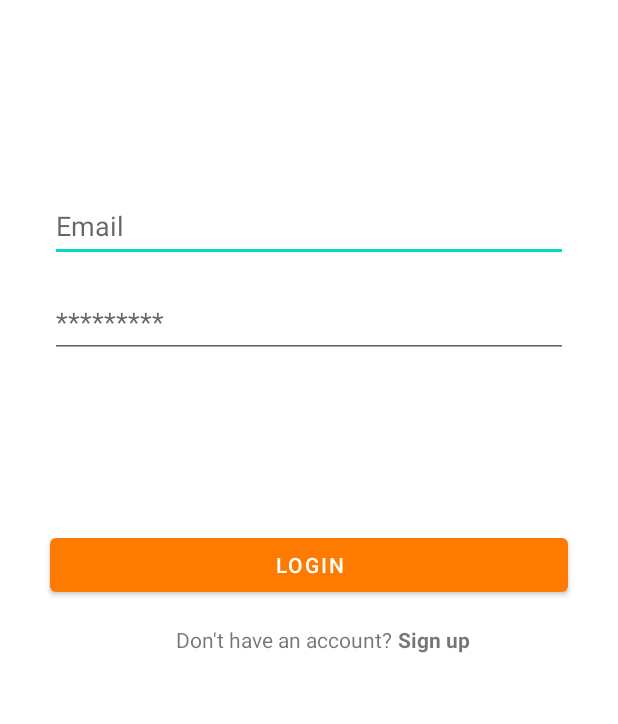
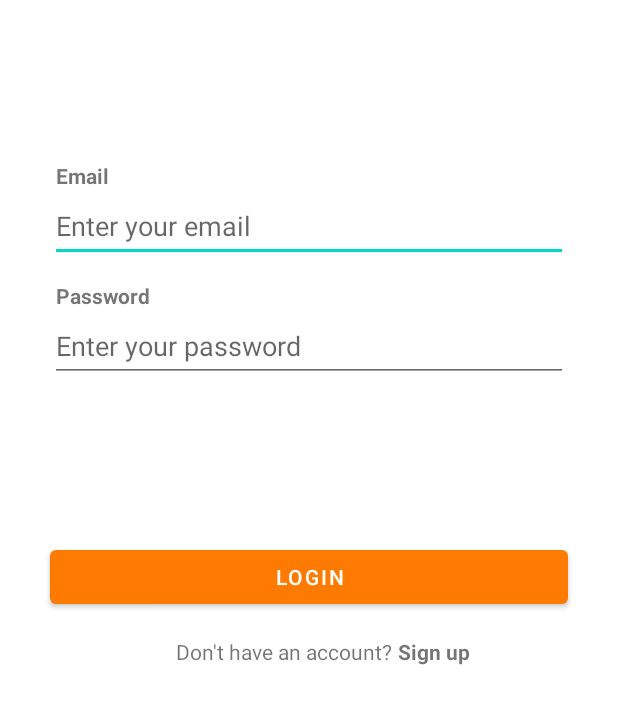
Before and after one commit to miguel57403/safe-eat-client, an Android app: the screen it shows after launch (LoginActivity), on a phone screen of 412 x 824 dp, the part 320-1044 px from its top. Run offline under Robolectric (Android 15) with nearby library versions, the phone set to English and light mode, and no system bars.

Commit message:
Add labels on login

```diff
--- a/app/src/main/res/layout/activity_login.xml
+++ b/app/src/main/res/layout/activity_login.xml
@@ -35,7 +35,7 @@
         android:id="@+id/editTextTextPassword"
         android:layout_width="345dp"
         android:layout_height="wrap_content"
-        android:layout_marginTop="16dp"
+        android:layout_marginTop="32dp"
         android:autofillHints="password"
         android:ems="10"
         android:hint="@string/input_password_hint"
@@ -82,4 +82,24 @@
         app:layout_constraintStart_toEndOf="@+id/textViewWithoutAccount"
         app:layout_constraintTop_toBottomOf="@+id/buttonLogin" />
 
+    <TextView
+        android:id="@+id/textViewEmail"
+        android:layout_width="wrap_content"
+        android:layout_height="wrap_content"
+        android:layout_marginStart="4dp"
+        android:text="@string/text_email_label_text"
+        android:textStyle="bold"
+        app:layout_constraintBottom_toTopOf="@+id/editTextTextEmailAddress"
+        app:layout_constraintStart_toStartOf="@+id/editTextTextEmailAddress" />
+
+    <TextView
+        android:id="@+id/textViewPassword"
+        android:layout_width="wrap_content"
+        android:layout_height="wrap_content"
+        android:layout_marginStart="4dp"
+        android:text="@string/text_password_label_text"
+        android:textStyle="bold"
+        app:layout_constraintBottom_toTopOf="@+id/editTextTextPassword"
+        app:layout_constraintStart_toStartOf="@+id/editTextTextPassword" />
+
 </androidx.constraintlayout.widget.ConstraintLayout>
--- a/app/src/main/res/values/strings.xml
+++ b/app/src/main/res/values/strings.xml
@@ -1,9 +1,11 @@
 <resources>
     <string name="app_name">SafeEat</string>
-    <string name="input_email_hint">Email</string>
-    <string name="input_password_hint">*********</string>
+    <string name="input_email_hint">Enter your email</string>
+    <string name="input_password_hint">Enter your password</string>
     <string name="button_sing_in_text">Login</string>
     <string name="text_without_account_text">Don\'t have an account?</string>
     <string name="text_sign_up_text">Sign up</string>
     <string name="image_logo_description">SafeEat logo</string>
+    <string name="text_email_label_text">Email</string>
+    <string name="text_password_label_text">Password</string>
 </resources>
```
